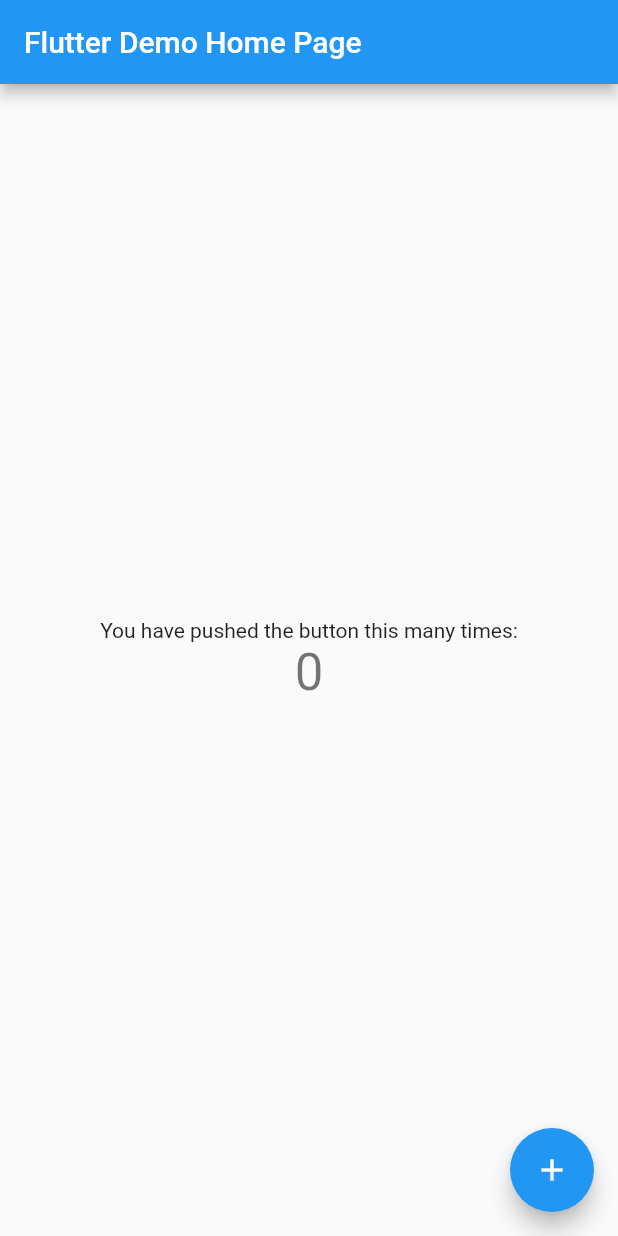
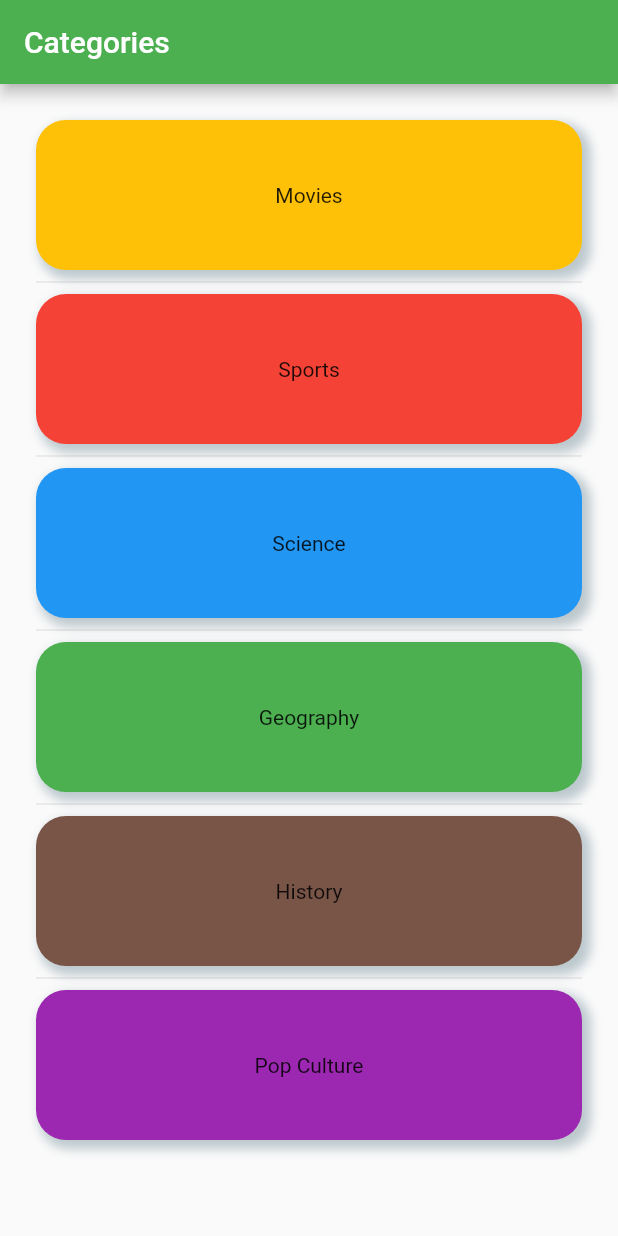
Before and after one commit to slalom/flutter-poc, a Flutter app: the screen it shows after launch, on a phone screen of 412 x 824 dp. Run offline on Flutter 3.47's test engine with Material 2 defaults, Android fonts, the phone set to English and light mode, and no system bars.

Commit message:
Added a listview to display categories

```diff
--- a/lib/main.dart
+++ b/lib/main.dart
@@ -20,13 +20,13 @@ class MyApp extends StatelessWidget {
         // or simply save your changes to "hot reload" in a Flutter IDE).
         // Notice that the counter didn't reset back to zero; the application
         // is not restarted.
-        primarySwatch: Colors.blue,
+        primarySwatch: Colors.green,
         // This makes the visual density adapt to the platform that you run
         // the app on. For desktop platforms, the controls will be smaller and
         // closer together (more dense) than on mobile platforms.
         visualDensity: VisualDensity.adaptivePlatformDensity,
       ),
-      home: MyHomePage(title: 'Flutter Demo Home Page'),
+      home: MyHomePage(title: 'Categories'),
     );
   }
 }
@@ -63,6 +63,9 @@ class _MyHomePageState extends State<MyHomePage> {
     });
   }
 
+  List<String> items = <String>["Movies", "Sports", "Science", "Geography", "History", "Pop Culture"];
+  List<Color> colorCodes = <Color>[Colors.amber, Colors.red, Colors.blue, Colors.green, Colors.brown, Colors.purple];
+
   @override
   Widget build(BuildContext context) {
     // This method is rerun every time setState is called, for instance as done
@@ -77,41 +80,33 @@ class _MyHomePageState extends State<MyHomePage> {
         // the App.build method, and use it to set our appbar title.
         title: Text(widget.title),
       ),
-      body: Center(
-        // Center is a layout widget. It takes a single child and positions it
-        // in the middle of the parent.
-        child: Column(
-          // Column is also a layout widget. It takes a list of children and
-          // arranges them vertically. By default, it sizes itself to fit its
-          // children horizontally, and tries to be as tall as its parent.
-          //
-          // Invoke "debug painting" (press "p" in the console, choose the
-          // "Toggle Debug Paint" action from the Flutter Inspector in Android
-          // Studio, or the "Toggle Debug Paint" command in Visual Studio Code)
-          // to see the wireframe for each widget.
-          //
-          // Column has various properties to control how it sizes itself and
-          // how it positions its children. Here we use mainAxisAlignment to
-          // center the children vertically; the main axis here is the vertical
-          // axis because Columns are vertical (the cross axis would be
-          // horizontal).
-          mainAxisAlignment: MainAxisAlignment.center,
-          children: <Widget>[
-            Text(
-              'You have pushed the button this many times:',
-            ),
-            Text(
-              '$_counter',
-              style: Theme.of(context).textTheme.headline4,
-            ),
-          ],
+      body: Scrollbar(
+        child: ListView.separated(
+            padding: const EdgeInsets.all(24.0),
+            itemCount: items.length,
+            itemBuilder: (BuildContext context, int index) {
+              return Container(
+                height: 100,
+                child: Center(child: Text(items[index])),
+                decoration: BoxDecoration(
+                  color: colorCodes[index],
+                  borderRadius: BorderRadius.all(Radius.circular(20)),
+                  boxShadow: [
+                    BoxShadow(
+                      color: Colors.blueGrey.withOpacity(0.4),
+                      spreadRadius: 2,
+                      blurRadius: 5,
+                      offset: Offset(4, 4)
+                    ),
+                  ],
+                ),
+              );
+            },
+            separatorBuilder: (BuildContext context, int index) => const Divider(),
         ),
-      ),
-      floatingActionButton: FloatingActionButton(
-        onPressed: _incrementCounter,
-        tooltip: 'Increment',
-        child: Icon(Icons.add),
-      ), // This trailing comma makes auto-formatting nicer for build methods.
+      )
     );
   }
+
+
 }
```
